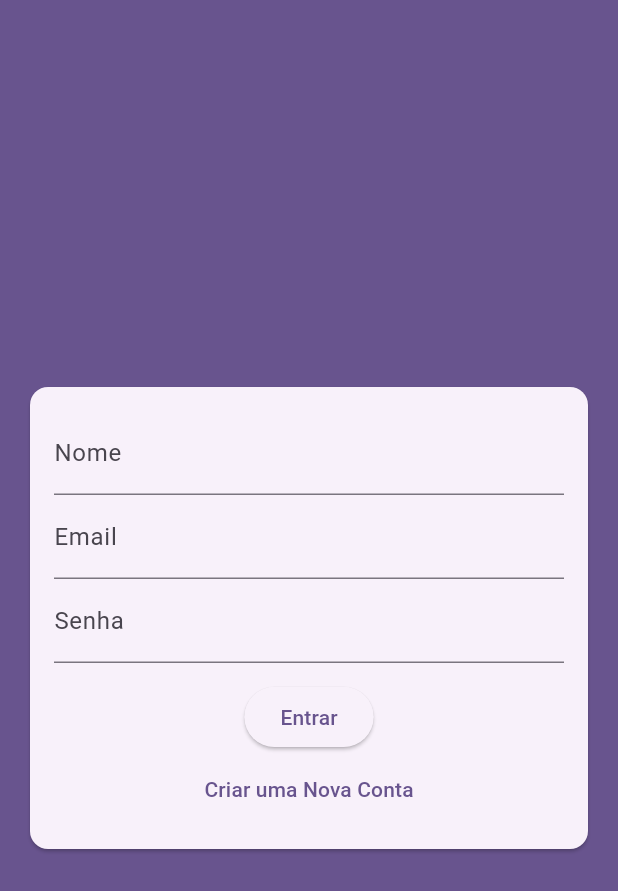
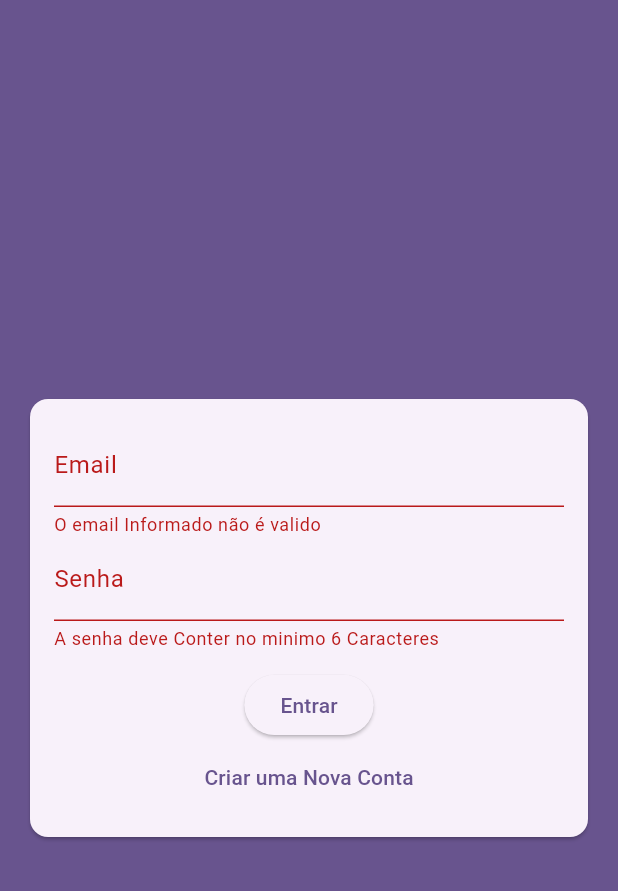
Before and after one commit to iagocarvalho07/chatapp, a Flutter app: the screen it shows after launch, after a tap on "Entrar", on a phone screen of 412 x 824 dp. Shown: the top 891 px of the screen. Run offline on Flutter 3.47's test engine with Material 2 defaults, Android fonts, the phone set to English and light mode, and no system bars; our stand-ins replace image_picker.

Commit message:
Finalizando tela de AuthTenticação

```diff
--- a/lib/components/auth_form.dart
+++ b/lib/components/auth_form.dart
@@ -1,7 +1,45 @@
+import 'dart:io';
+
+import 'package:chatapp/components/user_image_picker.dart';
+import 'package:chatapp/models/auth_form_data.dart';
 import 'package:flutter/material.dart';
 
-class AuthForm extends StatelessWidget {
-  const AuthForm({super.key});
+class AuthForm extends StatefulWidget {
+  final void Function(AuthFormData) onSubmit;
+
+  const AuthForm({super.key, required this.onSubmit});
+
+  @override
+  State<AuthForm> createState() => _AuthFormState();
+}
+
+class _AuthFormState extends State<AuthForm> {
+  final formeKey = GlobalKey<FormState>();
+  final _AuthFormData = AuthFormData();
+
+  void _handleImagePick(File imagePick) {
+    _AuthFormData.Image = imagePick;
+  }
+
+  void _showError(String msg) {
+    ScaffoldMessenger.of(context).showSnackBar(
+      SnackBar(
+        content: Text(msg),
+        backgroundColor: Theme.of(context).colorScheme.error,
+      ),
+    );
+  }
+
+  void _submit() {
+    final isvalid = formeKey.currentState?.validate() ?? false;
+    if (!isvalid) return;
+
+    if (_AuthFormData.Image == null && _AuthFormData.isSingUp) {
+      return _showError("Image não Selecionada!");
+    }
+
+    widget.onSubmit(_AuthFormData);
+  }
 
   @override
   Widget build(BuildContext context) {
@@ -10,21 +48,72 @@ class AuthForm extends StatelessWidget {
       child: Padding(
         padding: const EdgeInsets.all(16),
         child: Form(
+          key: formeKey,
           child: Column(
             children: [
+              if (_AuthFormData.isSingUp)
+                UserImagePicker(
+                  onImagePick: _handleImagePick,
+                ),
+              if (_AuthFormData.isSingUp)
+                TextFormField(
+                  key: ValueKey("Name"),
+                  initialValue: _AuthFormData.name,
+                  onChanged: (name) => _AuthFormData.name = name,
+                  decoration: InputDecoration(labelText: 'Nome'),
+                  validator: (_name) {
+                    final name = _name ?? '';
+                    if (name.trim().length < 3) {
+                      return 'O nome deve possuir 3 ou mais caracteres';
+                    }
+                    return null;
+                  },
+                ),
               TextFormField(
-                decoration: InputDecoration(labelText: 'Nome'),
-              ),
-              TextFormField(
+                key: ValueKey("Email"),
+                initialValue: _AuthFormData.email,
+                onChanged: (email) => _AuthFormData.email = email,
                 decoration: InputDecoration(labelText: 'Email'),
+                validator: (_email) {
+                  final email = _email ?? '';
+                  if (!email.contains("@")) {
+                    return 'O email Informado não é valido';
+                  }
+                  return null;
+                },
               ),
               TextFormField(
                 obscureText: true,
+                key: ValueKey("Senha"),
+                initialValue: _AuthFormData.password,
+                onChanged: (password) => _AuthFormData.password = password,
                 decoration: InputDecoration(labelText: 'Senha'),
+                validator: (_password) {
+                  final password = _password ?? '';
+                  if (password.length < 6) {
+                    return 'A senha deve Conter no minimo 6 Caracteres';
+                  }
+                  return null;
+                },
               ),
-              SizedBox(height: 12,),
-              ElevatedButton(onPressed: (){}, child: Text("Entrar")),
-              TextButton(onPressed: (){}, child: Text("Criar uma Nova Conta"))
+              SizedBox(
+                height: 12,
+              ),
+              ElevatedButton(
+                onPressed: _submit,
+                child: Text(
+                  _AuthFormData.islogin ? "Entrar" : "Cadastrar",
+                ),
+              ),
+              TextButton(
+                  onPressed: () {
+                    setState(() {
+                      _AuthFormData.toogleAuthMode();
+                    });
+                  },
+                  child: Text(_AuthFormData.islogin
+                      ? "Criar uma Nova Conta"
+                      : "Já possue conta?"))
             ],
           ),
         ),
--- a/lib/pages/auth_screen.dart
+++ b/lib/pages/auth_screen.dart
@@ -1,17 +1,46 @@
+
 import 'package:chatapp/components/auth_form.dart';
+import 'package:chatapp/models/auth_form_data.dart';
 import 'package:flutter/material.dart';
 
-class AuthScreen extends StatelessWidget {
+class AuthScreen extends StatefulWidget {
   const AuthScreen({super.key});
+
+  @override
+  State<AuthScreen> createState() => _AuthScreenState();
+}
+
+class _AuthScreenState extends State<AuthScreen> {
+  bool _isloading = false;
+
+  void _handleSubmit(AuthFormData formData) {
+    setState(() => _isloading = true);
+    print("AuthPAge");
+    print(formData.email);
+    setState(() => _isloading = false);
+  }
 
   @override
   Widget build(BuildContext context) {
     return Scaffold(
       backgroundColor: Theme.of(context).primaryColor,
-      body: Center(
-        child: SingleChildScrollView(
-          child: AuthForm(),
-        ),
+      body: Stack(
+        children: [
+          Center(
+            child: SingleChildScrollView(
+              child: AuthForm(
+                onSubmit: _handleSubmit,
+              ),
+            ),
+          ),
+          if (_isloading)
+            Container(
+              decoration: const BoxDecoration(color: Color.fromRGBO(0, 0, 0, 0.5)),
+              child: const Center(
+                child: CircularProgressIndicator(),
+              ),
+            )
+        ],
       ),
     );
   }
--- a/pubspec.yaml
+++ b/pubspec.yaml
@@ -35,6 +35,7 @@ dependencies:
   # The following adds the Cupertino Icons font to your application.
   # Use with the CupertinoIcons class for iOS style icons.
   cupertino_icons: ^1.0.2
+  image_picker: ^1.0.4
 
 dev_dependencies:
   flutter_test:
```
Also changed, not shown: lib/components/user_image_picker.dart (added, +61 -0 lines), pubspec.lock, 6 other files.
